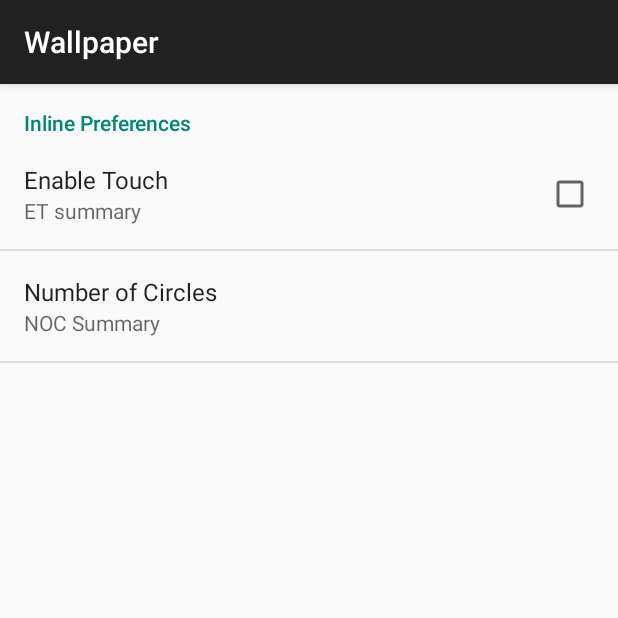
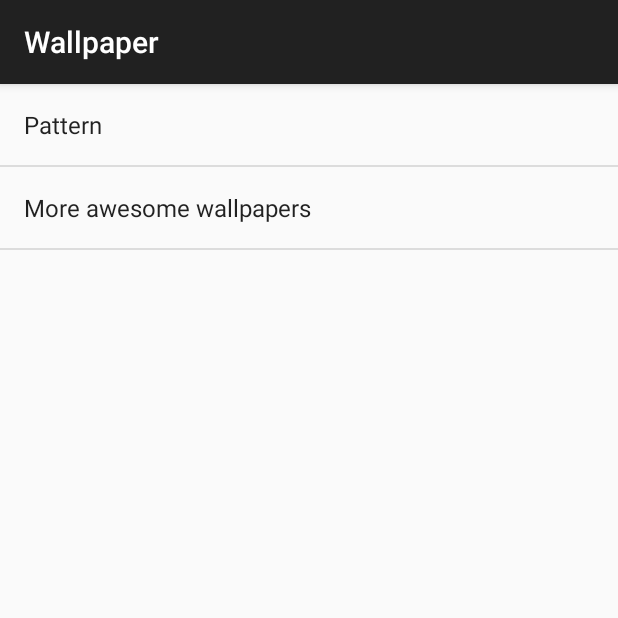
Before and after one commit to leeweijuin/LiveWallpaper1, an Android app: the fragment WallpaperPreferenceFragment shown on its own in the app's theme, on a phone screen of 412 x 824 dp, the top half of it. Run offline under Robolectric (Android 15) with nearby library versions, the phone set to English and light mode, and no system bars.

Commit message:
Preferences. WIth List preference/

```diff
--- a/app/src/main/java/com/example/pohguan/wallpaper/WallpaperPreferencesActivity.java
+++ b/app/src/main/java/com/example/pohguan/wallpaper/WallpaperPreferencesActivity.java
@@ -15,19 +15,9 @@ public class WallpaperPreferencesActivity extends PreferenceActivity {
     @Override
     protected void onCreate(Bundle savedInstanceState) {
         super.onCreate(savedInstanceState);
-  /*    //This can be used if you don't prefer the header version
+
          getFragmentManager().beginTransaction().replace(android.R.id.content,
                 new GraphicPrefFragment()).commit();
-  */  }
-
-
-    /**
-     * Populate the activity with the top-level headers.
-     */
-    @Override
-    public void onBuildHeaders(List<Header> target) {
-        super.onBuildHeaders(target);
-        loadHeadersFromResource(R.xml.preference_headers, target);
     }
 
     /**
@@ -41,7 +31,7 @@ public class WallpaperPreferencesActivity extends PreferenceActivity {
             // Make sure default values are applied.  In a real app, you would
             // want this in a shared function that is used to retrieve the
             // SharedPreferences wherever they are needed.
-/*
+/* TODO
             PreferenceManager.setDefaultValues(getActivity(),
                     R.xml.prefs, false);
 */
--- /dev/null
+++ b/app/src/main/res/values/array.xml
@@ -0,0 +1,11 @@
+<?xml version="1.0" encoding="utf-8"?>
+<resources>
+    <string-array name="patternOptions">
+        <item>@string/butterfly</item>
+        <item>@string/dragonfly</item>
+    </string-array>
+    <string-array name="patternValues">
+        <item>butterflyKey</item>
+        <item>dragonflyKey</item>
+    </string-array>
+</resources>
--- a/app/src/main/res/values/strings.xml
+++ b/app/src/main/res/values/strings.xml
@@ -1,4 +1,7 @@
 <resources>
     <string name="app_name">Wallpaper</string>
     <string name="wallpaper_description">Adaptive Wallpaper</string>
+    <string name="store_link">More awesome wallpapers</string>
+    <string name="butterfly">Butterfly</string>
+    <string name="dragonfly">Dragonfly</string>
 </resources>
--- a/app/src/main/res/xml/prefs.xml
+++ b/app/src/main/res/xml/prefs.xml
@@ -1,18 +1,17 @@
 <?xml version="1.0" encoding="utf-8"?>
 <PreferenceScreen xmlns:android="http://schemas.android.com/apk/res/android">
 
-    <PreferenceCategory
-        android:title="Inline Preferences">
+    <ListPreference
+        android:key="choice"
+        android:title="Pattern"
+        android:entries="@array/patternOptions"
+        android:entryValues="@array/patternValues"
+        android:defaultValue="butterflyKey"/>
 
-        <CheckBoxPreference
-            android:key="enableTouch"
-            android:title="Enable Touch"
-            android:summary="ET summary" />
 
-        <EditTextPreference
-            android:key="numberOfCircles"
-            android:title="Number of Circles"
-            android:summary="NOC Summary" />
+    <Preference android:title="@string/store_link" >
+        <intent android:action="android.intent.action.VIEW"
+            android:data="http://www.android.com" />
+    </Preference>
 
-    </PreferenceCategory>
 </PreferenceScreen>
```
